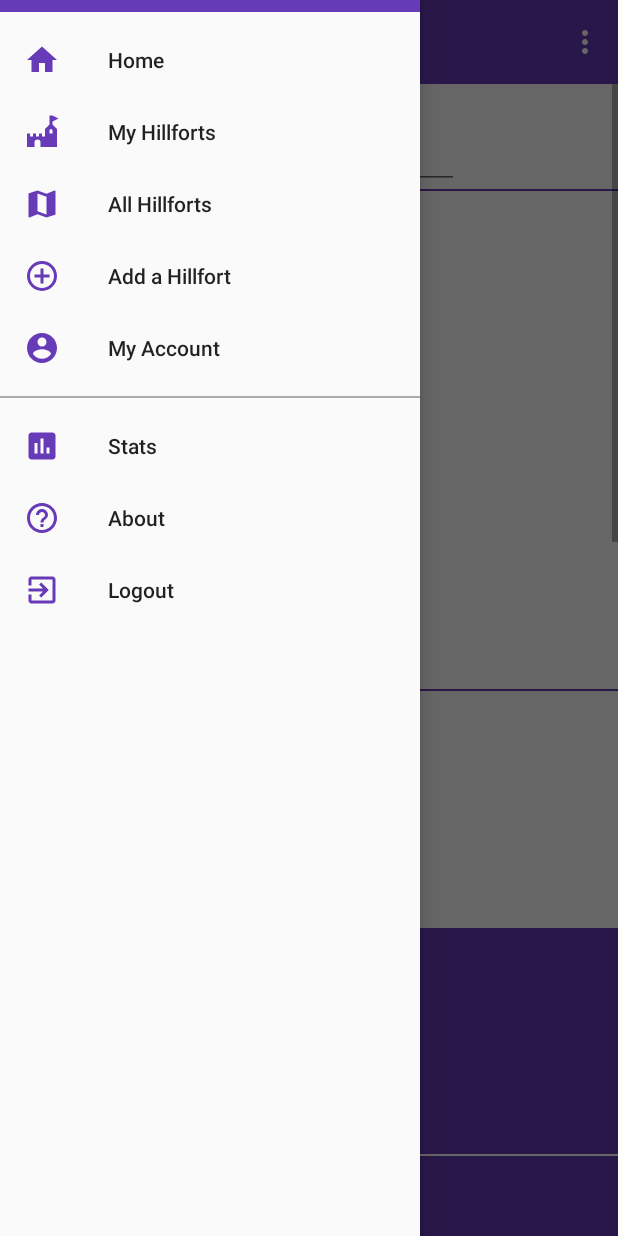
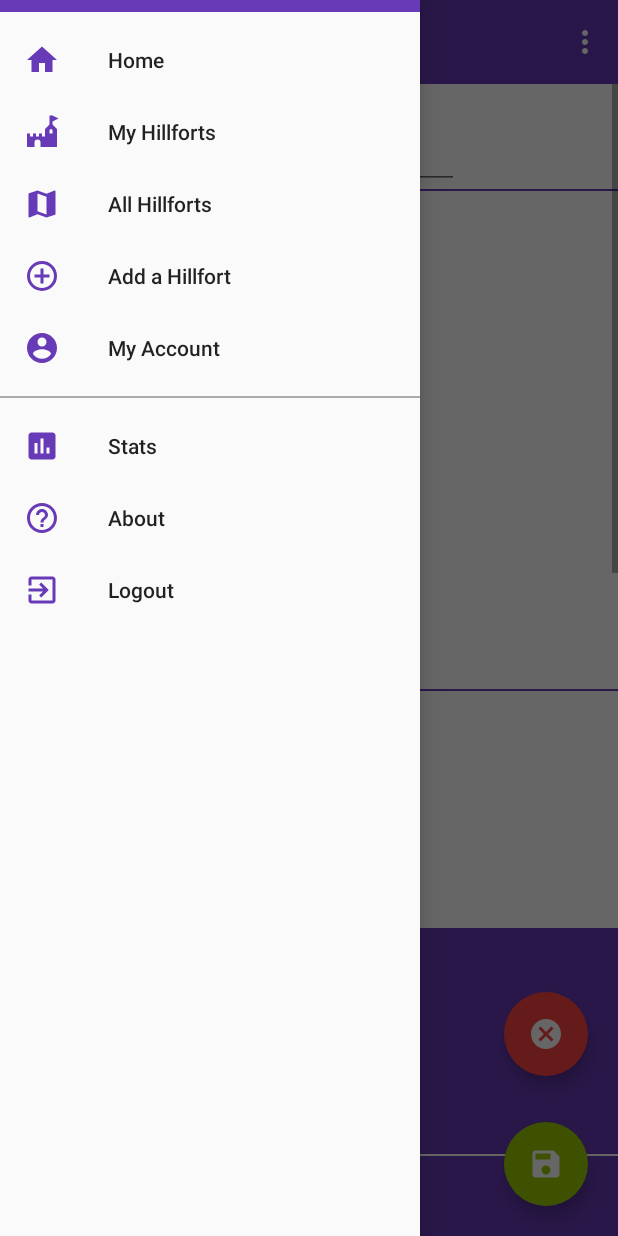
Before and after one commit to luke-foxed/Hillforty, an Android app: the HillfortView screen opened directly, with no data from a screen before it, with the side drawer open, on a phone screen of 412 x 824 dp. Run offline under Robolectric (Android 15) with nearby library versions, the phone set to English and light mode, and no system bars; our stand-ins replace Room's generated code; libraries missing offline, so code that uses them is left out: com.tbuonomo.viewpagerdotsindicator; plain views replace DotsIndicator.

Commit message:
Fixed ratings, added floating action buttons on hillfort

```diff
--- a/app/src/main/java/org/wit/hillfortapp/models/firebase/HillfortFireStore.kt
+++ b/app/src/main/java/org/wit/hillfortapp/models/firebase/HillfortFireStore.kt
@@ -52,6 +52,7 @@ class HillfortFireStore(val context: Context) : HillfortStore, AnkoLogger {
             foundHillfort.images = hillfort.images
             foundHillfort.location = hillfort.location
             foundHillfort.notes = hillfort.notes
+            foundHillfort.rating = hillfort.rating
         }
 
         db.child("users").child(userId).child("hillforts").child(hillfort.fbId).setValue(hillfort)
--- a/app/src/main/java/org/wit/hillfortapp/views/hillfort/HillfortPresenter.kt
+++ b/app/src/main/java/org/wit/hillfortapp/views/hillfort/HillfortPresenter.kt
@@ -101,10 +101,6 @@ class HillfortPresenter(view: BaseView) : BasePresenter(view) {
                 view?.navigateTo(VIEW.LIST)
             }
         }
-    }
-
-    fun doCancel() {
-        view?.finish()
     }
 
     fun doDelete() {
--- a/app/src/main/java/org/wit/hillfortapp/views/hillfort/HillfortView.kt
+++ b/app/src/main/java/org/wit/hillfortapp/views/hillfort/HillfortView.kt
@@ -61,7 +61,11 @@ class HillfortView : BaseView(),
             showDatePickerDialog()
         }
 
-        hillfortAddBtn.setOnClickListener {
+        hillfortCancelFAB.setOnClickListener {
+            finish()
+        }
+
+        hillfortSaveFAB.setOnClickListener {
             if (listOf(
                     hillfortName.text.toString(),
                     hillfortDescription.text.toString(),
@@ -142,7 +146,7 @@ class HillfortView : BaseView(),
     override fun onOptionsItemSelected(item: MenuItem): Boolean {
         when (item.itemId) {
             R.id.popupCancel -> {
-                presenter.doCancel()
+                finish()
             }
 
             R.id.popupDelete -> {
@@ -209,7 +213,6 @@ class HillfortView : BaseView(),
         hillfortDateVisited.setText(hillfort.dateVisited)
         hillfortRatingBar.rating = hillfort.rating.toFloat()
 
-
         showNotes(hillfort.notes)
         showImages(hillfort.images)
 
@@ -217,8 +220,6 @@ class HillfortView : BaseView(),
         hillfortMapView.getMapAsync {
             setMapLocation(it, latLng)
         }
-
-        hillfortAddBtn.setBackgroundResource(R.drawable.ic_check_circle)
     }
 
     // Credit: https://tutorial.eyehunts.com/android/android-date-picker-dialog-example-kotlin/
--- a/app/src/main/res/drawable/ic_check_circle.xml
+++ /dev/null
@@ -1,9 +0,0 @@
-<vector xmlns:android="http://schemas.android.com/apk/res/android"
-    android:width="24dp"
-    android:height="24dp"
-    android:viewportWidth="24"
-    android:viewportHeight="24">
-  <path
-      android:fillColor="#FF000000"
-      android:pathData="M12,2C6.48,2 2,6.48 2,12s4.48,10 10,10 10,-4.48 10,-10S17.52,2 12,2zM10,17l-5,-5 1.41,-1.41L10,14.17l7.59,-7.59L19,8l-9,9z"/>
-</vector>
--- /dev/null
+++ b/app/src/main/res/drawable/ic_save.xml
@@ -0,0 +1,4 @@
+<vector android:height="54dp" android:viewportHeight="24.0"
+    android:viewportWidth="24.0" android:width="54dp" xmlns:android="http://schemas.android.com/apk/res/android">
+    <path android:fillColor="#FF000000" android:pathData="M17,3L5,3c-1.11,0 -2,0.9 -2,2v14c0,1.1 0.89,2 2,2h14c1.1,0 2,-0.9 2,-2L21,7l-4,-4zM12,19c-1.66,0 -3,-1.34 -3,-3s1.34,-3 3,-3 3,1.34 3,3 -1.34,3 -3,3zM15,9L5,9L5,5h10v4z"/>
+</vector>
--- a/app/src/main/res/layout/activity_hillfort.xml
+++ b/app/src/main/res/layout/activity_hillfort.xml
@@ -19,6 +19,7 @@
         app:layout_constraintStart_toStartOf="parent"
         app:layout_constraintTop_toTopOf="parent"
         tools:context=".views.hillfort.HillfortView">
+
 
         <LinearLayout
             android:id="@+id/hillfortLayout"
@@ -302,16 +303,44 @@
                 android:textColor="@android:color/white"
                 android:textSize="16sp" />
 
-            <Button
-                android:id="@+id/hillfortAddBtn"
-                android:layout_width="100dp"
-                android:layout_height="100dp"
-                android:layout_marginTop="20dp"
-                android:background="@drawable/ic_add_circle"
-                android:backgroundTint="@color/colorPrimary"
-                android:stateListAnimator="@anim/nav_default_pop_exit_anim"
-                android:textSize="16sp" />
-
         </LinearLayout>
     </ScrollView>
+
+    <com.google.android.material.floatingactionbutton.FloatingActionButton
+        android:id="@+id/hillfortCancelFAB"
+        android:layout_width="wrap_content"
+        android:layout_height="wrap_content"
+        android:layout_gravity="end|bottom"
+        android:layout_marginEnd="20dp"
+        android:backgroundTint="@android:color/holo_red_light"
+        android:clickable="true"
+        android:focusable="true"
+        app:borderWidth="0dp"
+        android:tint="@android:color/white"
+        app:layout_constraintBottom_toBottomOf="parent"
+        app:layout_constraintEnd_toEndOf="parent"
+        app:layout_constraintHorizontal_bias="1.0"
+        app:layout_constraintTop_toTopOf="parent"
+        app:layout_constraintVertical_bias="0.85"
+        app:srcCompat="@drawable/ic_cancel" />
+
+    <com.google.android.material.floatingactionbutton.FloatingActionButton
+        android:id="@+id/hillfortSaveFAB"
+        android:layout_width="wrap_content"
+        android:layout_height="wrap_content"
+        android:layout_gravity="end|bottom"
+        android:layout_marginEnd="20dp"
+        android:layout_marginBottom="20dp"
+        android:backgroundTint="@android:color/holo_green_light"
+        android:clickable="true"
+        android:focusable="true"
+        app:borderWidth="0dp"
+        android:tint="@android:color/white"
+        app:layout_constraintBottom_toBottomOf="parent"
+        app:layout_constraintEnd_toEndOf="parent"
+        app:layout_constraintHorizontal_bias="1.0"
+        app:layout_constraintTop_toTopOf="parent"
+        app:layout_constraintVertical_bias="1.0"
+        app:srcCompat="@drawable/ic_save" />
+
 </androidx.constraintlayout.widget.ConstraintLayout>
```
